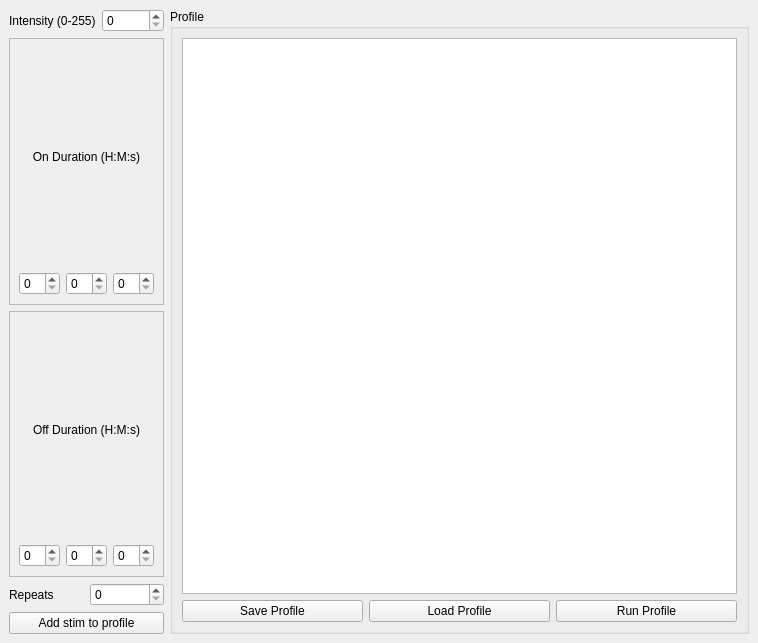
Before: the Qt Designer form qt5_app/Tools/Stim_tools/dockwidget.ui in ChatzigeorgiouGroup/OptoWorld, drawn with Qt 5.
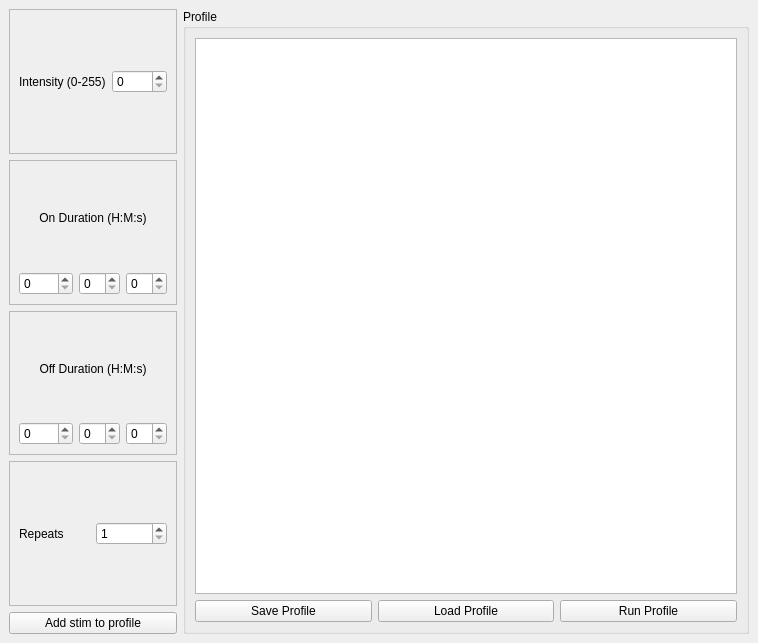
After: the same form once the commit is applied.

Diff of the .ui file:
```diff
--- a/qt5_app/Tools/Stim_tools/dockwidget.ui
+++ b/qt5_app/Tools/Stim_tools/dockwidget.ui
@@ -14,10 +14,19 @@
    <string>Doc&amp;kWidget</string>
   </property>
   <widget class="QWidget" name="dockWidgetContents">
-   <layout class="QGridLayout" name="gridLayout_3">
+   <layout class="QGridLayout" name="gridLayout_5">
     <item row="0" column="0">
      <layout class="QVBoxLayout" name="verticalLayout">
       <item>
+       <widget class="QFrame" name="frame_3">
+        <property name="frameShape">
+         <enum>QFrame::StyledPanel</enum>
+        </property>
+        <property name="frameShadow">
+         <enum>QFrame::Raised</enum>
+        </property>
+        <layout class="QGridLayout" name="gridLayout_3">
+         <item row="0" column="0">
        <layout class="QHBoxLayout" name="horizontalLayout_3">
         <item>
          <widget class="QLabel" name="label_3">
@@ -35,6 +44,9 @@
         </item>
        </layout>
       </item>
+        </layout>
+       </widget>
+      </item>
       <item>
        <widget class="QFrame" name="frame">
         <property name="frameShape">
@@ -57,13 +69,25 @@
          <item row="1" column="0">
           <layout class="QHBoxLayout" name="horizontalLayout">
            <item>
-            <widget class="QSpinBox" name="spinBox_on_hour"/>
+            <widget class="QSpinBox" name="spinBox_on_hour">
+             <property name="maximum">
+              <number>3600</number>
+             </property>
+            </widget>
            </item>
            <item>
-            <widget class="QSpinBox" name="spinBox_on_minute"/>
+            <widget class="QSpinBox" name="spinBox_on_minute">
+             <property name="maximum">
+              <number>60</number>
+             </property>
+            </widget>
            </item>
            <item>
-            <widget class="QSpinBox" name="spinBox_on_second"/>
+            <widget class="QSpinBox" name="spinBox_on_second">
+             <property name="maximum">
+              <number>60</number>
+             </property>
+            </widget>
            </item>
           </layout>
          </item>
@@ -92,13 +116,25 @@
          <item row="1" column="0">
           <layout class="QHBoxLayout" name="horizontalLayout_2">
            <item>
-            <widget class="QSpinBox" name="spinBox_off_hour"/>
+            <widget class="QSpinBox" name="spinBox_off_hour">
+             <property name="maximum">
+              <number>3600</number>
+             </property>
+            </widget>
            </item>
            <item>
-            <widget class="QSpinBox" name="spinBox_off_minute"/>
+            <widget class="QSpinBox" name="spinBox_off_minute">
+             <property name="maximum">
+              <number>60</number>
+             </property>
+            </widget>
            </item>
            <item>
-            <widget class="QSpinBox" name="spinBox_off_second"/>
+            <widget class="QSpinBox" name="spinBox_off_second">
+             <property name="maximum">
+              <number>60</number>
+             </property>
+            </widget>
            </item>
           </layout>
          </item>
@@ -106,6 +142,15 @@
        </widget>
       </item>
       <item>
+       <widget class="QFrame" name="frame_4">
+        <property name="frameShape">
+         <enum>QFrame::StyledPanel</enum>
+        </property>
+        <property name="frameShadow">
+         <enum>QFrame::Raised</enum>
+        </property>
+        <layout class="QGridLayout" name="gridLayout_4">
+         <item row="0" column="0">
        <layout class="QHBoxLayout" name="horizontalLayout_4">
         <item>
          <widget class="QLabel" name="label_4">
@@ -115,9 +160,16 @@
          </widget>
         </item>
         <item>
-         <widget class="QSpinBox" name="spinBox_repeats"/>
-        </item>
-       </layout>
+            <widget class="QSpinBox" name="spinBox_repeats">
+             <property name="minimum">
+              <number>1</number>
+             </property>
+            </widget>
+           </item>
+          </layout>
+         </item>
+        </layout>
+       </widget>
       </item>
       <item>
        <widget class="QPushButton" name="button_add_stim">
```
Lines whose indentation alone changed are shown as unchanged.
